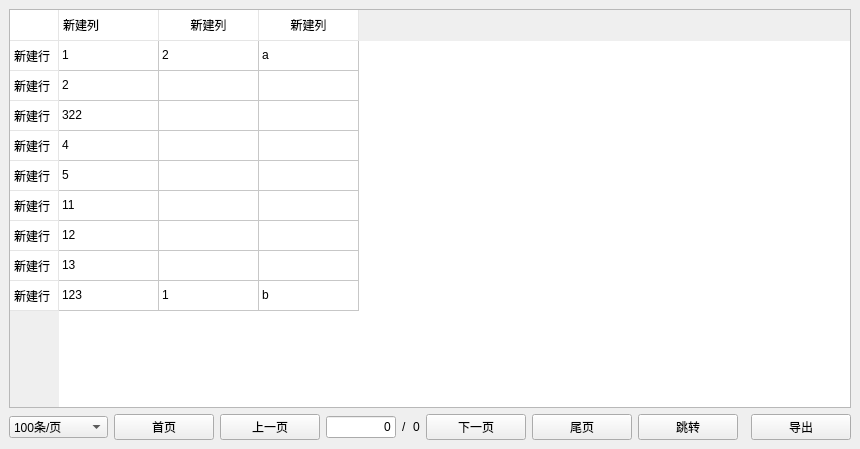
Before: the Qt Designer form ui/PageTableWidget.ui in lj786824023/DataView, drawn with Qt 5.
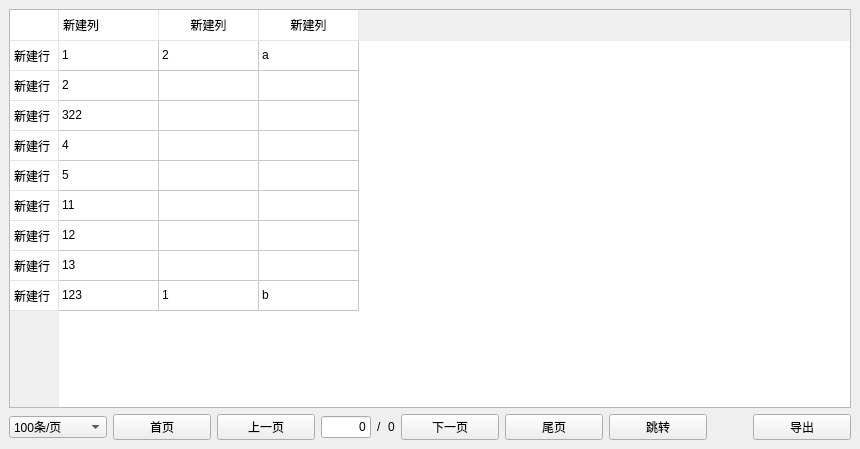
After: the same form once the commit is applied. Custom widgets are drawn as their Qt base class.

What changed in the file:
```diff
--- a/ui/PageTableWidget.ui
+++ b/ui/PageTableWidget.ui
@@ -196,7 +196,7 @@
     </widget>
    </item>
    <item>
-    <layout class="QHBoxLayout" name="horizontalLayout">
+    <layout class="QHBoxLayout" name="horizontalLayout" stretch="1,1,1,1,0,0,1,1,1,0,1">
      <property name="leftMargin">
       <number>0</number>
      </property>
@@ -211,6 +211,18 @@
      </property>
      <item>
       <widget class="ComboBox" name="cbb_cnt">
+       <property name="sizePolicy">
+        <sizepolicy hsizetype="Ignored" vsizetype="Fixed">
+         <horstretch>0</horstretch>
+         <verstretch>0</verstretch>
+        </sizepolicy>
+       </property>
+       <property name="maximumSize">
+        <size>
+         <width>100</width>
+         <height>16777215</height>
+        </size>
+       </property>
        <item>
         <property name="text">
          <string>100条/页</string>
@@ -235,10 +247,16 @@
      </item>
      <item>
       <widget class="PushButton" name="btn_first">
-       <property name="minimumSize">
+       <property name="sizePolicy">
+        <sizepolicy hsizetype="Ignored" vsizetype="Fixed">
+         <horstretch>0</horstretch>
+         <verstretch>0</verstretch>
+        </sizepolicy>
+       </property>
+       <property name="maximumSize">
         <size>
          <width>100</width>
-         <height>0</height>
+         <height>16777215</height>
         </size>
        </property>
        <property name="text">
@@ -248,10 +266,16 @@
      </item>
      <item>
       <widget class="PushButton" name="btn_pre">
-       <property name="minimumSize">
+       <property name="sizePolicy">
+        <sizepolicy hsizetype="Ignored" vsizetype="Fixed">
+         <horstretch>0</horstretch>
+         <verstretch>0</verstretch>
+        </sizepolicy>
+       </property>
+       <property name="maximumSize">
         <size>
          <width>100</width>
-         <height>0</height>
+         <height>16777215</height>
         </size>
        </property>
        <property name="text">
@@ -262,14 +286,14 @@
      <item>
       <widget class="LineEdit" name="edt_cur_page">
        <property name="sizePolicy">
-        <sizepolicy hsizetype="Fixed" vsizetype="Fixed">
+        <sizepolicy hsizetype="Ignored" vsizetype="Fixed">
          <horstretch>0</horstretch>
          <verstretch>0</verstretch>
         </sizepolicy>
        </property>
        <property name="maximumSize">
         <size>
-         <width>70</width>
+         <width>50</width>
          <height>16777215</height>
         </size>
        </property>
@@ -297,10 +321,16 @@
      </item>
      <item>
       <widget class="PushButton" name="btn_next">
-       <property name="minimumSize">
+       <property name="sizePolicy">
+        <sizepolicy hsizetype="Ignored" vsizetype="Fixed">
+         <horstretch>0</horstretch>
+         <verstretch>0</verstretch>
+        </sizepolicy>
+       </property>
+       <property name="maximumSize">
         <size>
          <width>100</width>
-         <height>0</height>
+         <height>16777215</height>
         </size>
        </property>
        <property name="text">
@@ -310,10 +340,16 @@
      </item>
      <item>
       <widget class="PushButton" name="btn_last">
-       <property name="minimumSize">
+       <property name="sizePolicy">
+        <sizepolicy hsizetype="Ignored" vsizetype="Fixed">
+         <horstretch>0</horstretch>
+         <verstretch>0</verstretch>
+        </sizepolicy>
+       </property>
+       <property name="maximumSize">
         <size>
          <width>100</width>
-         <height>0</height>
+         <height>16777215</height>
         </size>
        </property>
        <property name="text">
@@ -323,10 +359,16 @@
      </item>
      <item>
       <widget class="PushButton" name="btn_jump">
-       <property name="minimumSize">
+       <property name="sizePolicy">
+        <sizepolicy hsizetype="Ignored" vsizetype="Fixed">
+         <horstretch>0</horstretch>
+         <verstretch>0</verstretch>
+        </sizepolicy>
+       </property>
+       <property name="maximumSize">
         <size>
          <width>100</width>
-         <height>0</height>
+         <height>16777215</height>
         </size>
        </property>
        <property name="text">
@@ -349,10 +391,16 @@
      </item>
      <item>
       <widget class="PushButton" name="btn_export">
-       <property name="minimumSize">
+       <property name="sizePolicy">
+        <sizepolicy hsizetype="Ignored" vsizetype="Fixed">
+         <horstretch>0</horstretch>
+         <verstretch>0</verstretch>
+        </sizepolicy>
+       </property>
+       <property name="maximumSize">
         <size>
          <width>100</width>
-         <height>0</height>
+         <height>16777215</height>
         </size>
        </property>
        <property name="text">
```
